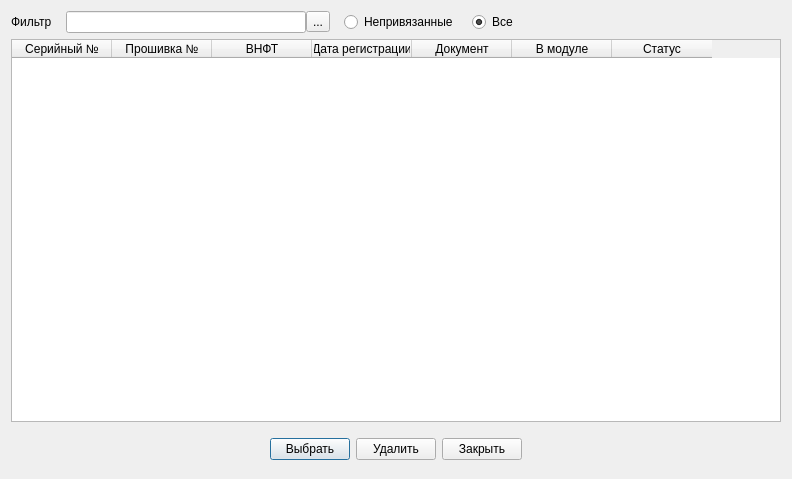
Qt form Remont/platelistwindow.ui (AlexeyScherbakov2021/Remont2) before a commit.
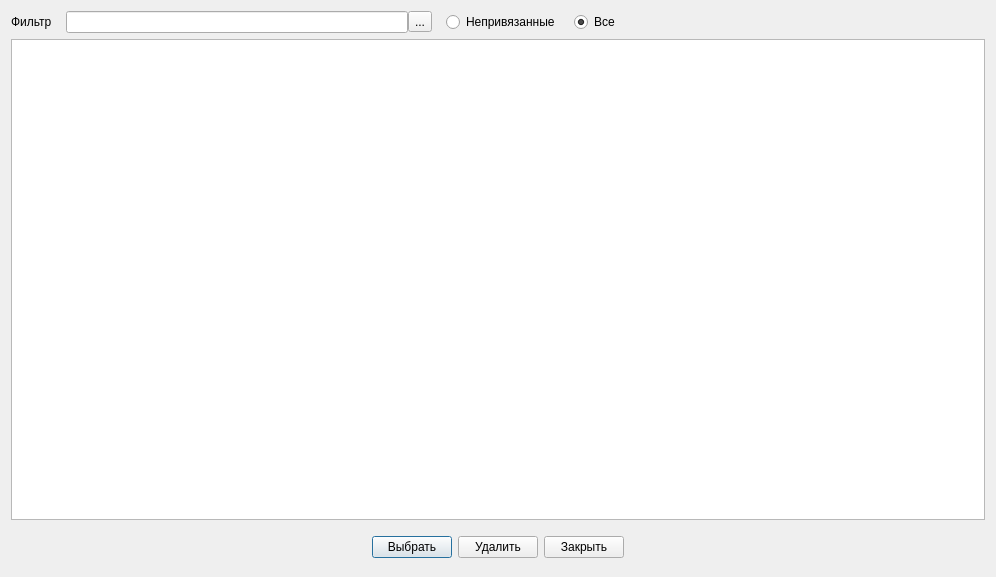
The same form after that commit. Icons and pictures are not drawn.

What changed in the file:
```diff
--- a/Remont/platelistwindow.ui
+++ b/Remont/platelistwindow.ui
@@ -6,14 +6,14 @@
    <rect>
     <x>0</x>
     <y>0</y>
-    <width>792</width>
-    <height>479</height>
+    <width>996</width>
+    <height>577</height>
    </rect>
   </property>
   <property name="windowTitle">
    <string>Список плат</string>
   </property>
-  <layout class="QVBoxLayout" name="verticalLayout_2">
+  <layout class="QVBoxLayout" name="verticalLayout_2" stretch="0,1,0">
    <item>
     <layout class="QHBoxLayout" name="horizontalLayout_3">
      <property name="spacing">
@@ -87,51 +87,16 @@
     </layout>
    </item>
    <item>
-    <widget class="QTableWidget" name="twPlates">
-     <property name="contextMenuPolicy">
-      <enum>Qt::ContextMenuPolicy::CustomContextMenu</enum>
-     </property>
+    <widget class="QTableView" name="tableView">
      <property name="alternatingRowColors">
       <bool>true</bool>
      </property>
      <property name="selectionBehavior">
       <enum>QAbstractItemView::SelectionBehavior::SelectRows</enum>
      </property>
-     <column>
-      <property name="text">
-       <string>Серийный №</string>
-      </property>
-     </column>
-     <column>
-      <property name="text">
-       <string>Прошивка №</string>
-      </property>
-     </column>
-     <column>
-      <property name="text">
-       <string>ВНФТ</string>
-      </property>
-     </column>
-     <column>
-      <property name="text">
-       <string>Дата регистрации</string>
-      </property>
-     </column>
-     <column>
-      <property name="text">
-       <string>Документ</string>
-      </property>
-     </column>
-     <column>
-      <property name="text">
-       <string>В модуле</string>
-      </property>
-     </column>
-     <column>
-      <property name="text">
-       <string>Статус</string>
-      </property>
-     </column>
+     <attribute name="verticalHeaderShowSortIndicator" stdset="0">
+      <bool>true</bool>
+     </attribute>
     </widget>
    </item>
    <item>
```
Left out of the diff: 3 changed lines with no effect on the pictures.
